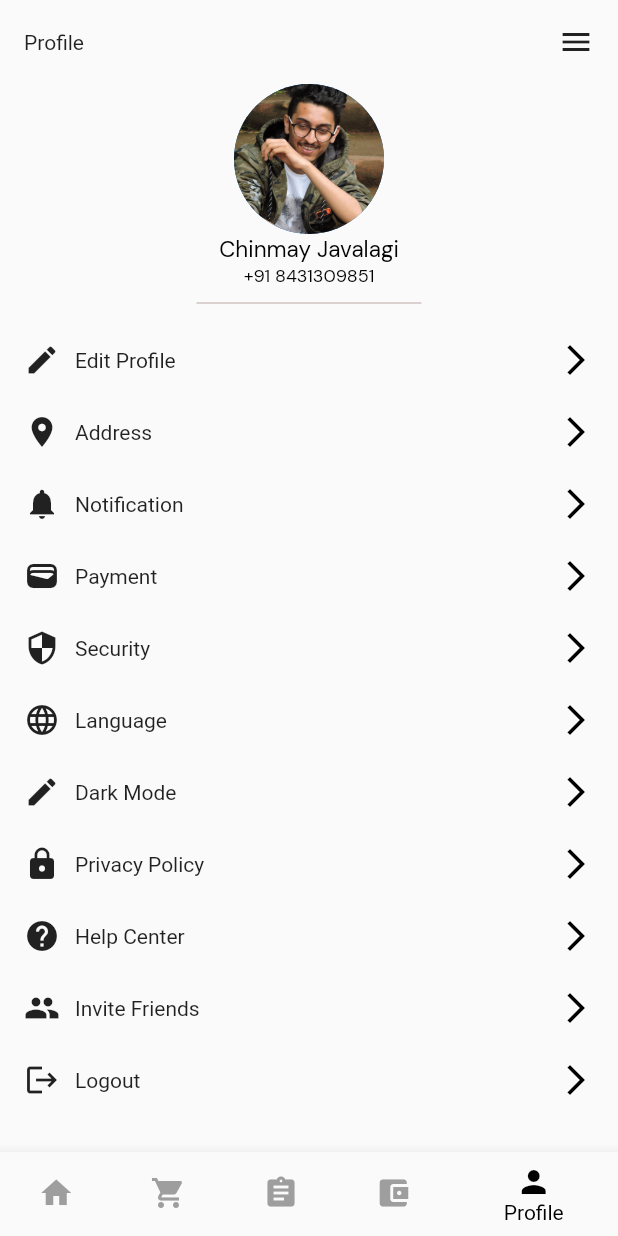
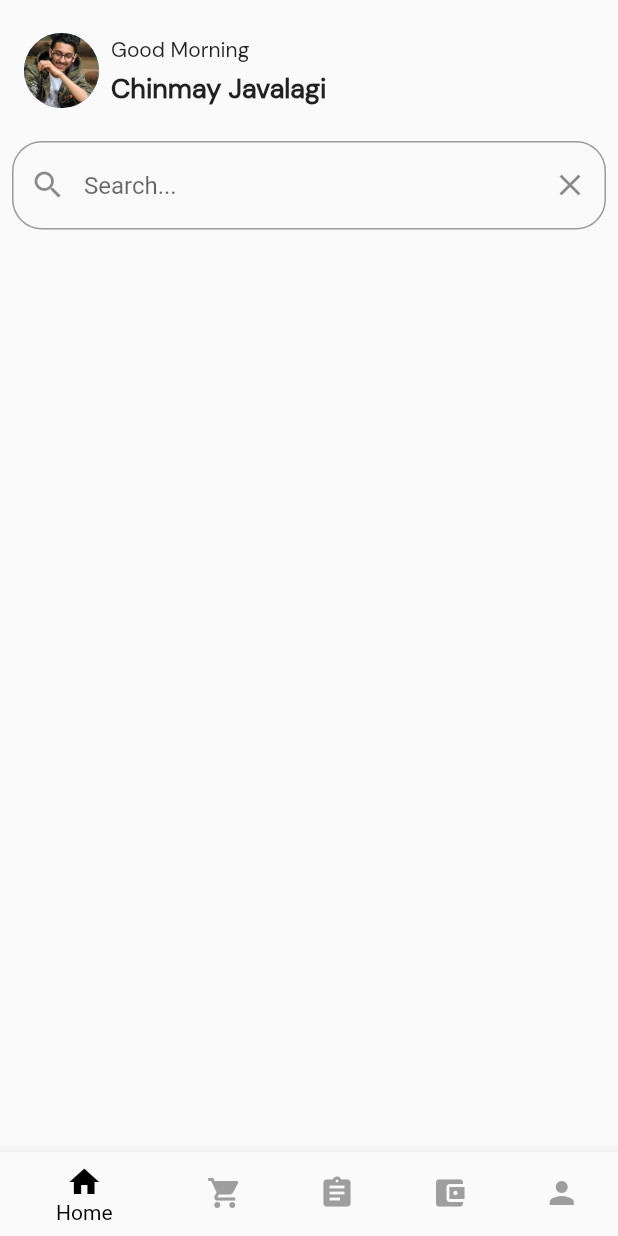
Before and after one commit to ChinmayJavalagi/exercise-rozi-roti, a Flutter app: the screen it shows after launch, on a phone screen of 412 x 824 dp. Run offline on Flutter 3.47's test engine with Material 2 defaults, Android fonts, the phone set to English and light mode, and no system bars.

Commit message:
Dashboard added

```diff
--- /dev/null
+++ b/lib/components/custom_bottom_nav.dart
@@ -0,0 +1,43 @@
+import "package:flutter/material.dart";
+
+import '../components/custom_bottom_nav.dart';
+import '../components/profite_settings_tile.dart';
+class CustomBottomNav extends StatelessWidget {
+  const CustomBottomNav({
+    Key? key,
+    required int selectedIndex,
+  }) : _selectedIndex = selectedIndex, super(key: key);
+
+  final int _selectedIndex;
+
+  @override
+  Widget build(BuildContext context) {
+    return BottomNavigationBar(
+      items: const <BottomNavigationBarItem>[
+        BottomNavigationBarItem(
+          icon: Icon(Icons.home),
+          label: 'Home',
+        ),
+        BottomNavigationBarItem(
+          icon: Icon(Icons.shopping_cart),
+          label: 'Cart',
+        ),
+        BottomNavigationBarItem(
+          icon: Icon(Icons.assignment),
+          label: 'Orders',
+        ),
+        BottomNavigationBarItem(
+          icon: Icon(Icons.account_balance_wallet),
+          label: 'Wallet',
+        ),
+        BottomNavigationBarItem(
+          icon: Icon(Icons.person),
+          label: 'Profile',
+        ),
+      ],
+      currentIndex: _selectedIndex,
+      selectedItemColor: Colors.black,
+      unselectedItemColor: Colors.grey,
+    );
+  }
+}
--- a/lib/components/profite_settings_tile.dart
+++ b/lib/components/profite_settings_tile.dart
@@ -3,25 +3,32 @@ import 'package:flutter/material.dart';
 class SettingsTile extends StatelessWidget {
   final String fieldName;
   final IconData iconData;
+  final Color? fieldColor;
 
   SettingsTile({
     required this.fieldName,
     required this.iconData,
+    this.fieldColor,
   });
 
   @override
   Widget build(BuildContext context) {
+    Color iconColor = fieldColor ?? Colors.black;
+
     return Padding(
-      padding: const EdgeInsets.only(top: 8.0,left: 8.0,right: 8.0),
+      padding: const EdgeInsets.only(top: 8.0, left: 8.0, right: 8.0),
       child: Container(
         padding: const EdgeInsets.all(8),
         child: Row(
           children: [
-            Icon(iconData), // Icon widget for the passed icon
+            Icon(iconData, color: iconColor), // Icon widget for the passed icon
             SizedBox(width: 10), // Adjust the space between the icon and the text
-            Text(fieldName),
+            Text(
+              fieldName,
+              style: TextStyle(fontFamily: "DMSans", color: fieldColor),
+            ),
             Expanded(child: SizedBox()), // This expands the space between text and arrow icon
-            Icon(Icons.arrow_forward_ios, color: Colors.black),
+            Icon(Icons.arrow_forward_ios, color: fieldColor != null? fieldColor: Colors.black),
           ],
         ),
       ),
--- a/lib/main.dart
+++ b/lib/main.dart
@@ -1,3 +1,5 @@
+import 'package:exercise_roziroti/screens/dashboard_screen.dart';
+import 'package:exercise_roziroti/screens/login_screen.dart';
 import 'package:exercise_roziroti/screens/profile_screen.dart';
 import 'package:flutter/material.dart';
 
@@ -12,11 +14,12 @@ class MyApp extends StatelessWidget {
   @override
   Widget build(BuildContext context) {
     return MaterialApp(
+      debugShowCheckedModeBanner: false,
       title: 'Flutter Demo',
       theme: ThemeData(
         primarySwatch: Colors.blue,
       ),
-      home: const ProfileScreen(),
+      home: const DashboardScreen(),
     );
   }
 }
--- /dev/null
+++ b/lib/screens/dashboard_screen.dart
@@ -0,0 +1,74 @@
+import 'package:flutter/material.dart';
+
+import '../components/custom_bottom_nav.dart';
+
+class DashboardScreen extends StatefulWidget {
+  const DashboardScreen({Key? key}) : super(key: key);
+
+  @override
+  State<DashboardScreen> createState() => _DashboardScreenState();
+}
+
+class _DashboardScreenState extends State<DashboardScreen> {
+  final TextEditingController _searchController = TextEditingController();
+  @override
+  Widget build(BuildContext context) {
+    return Scaffold(
+      body: SafeArea(
+        child: Column(
+          children: [
+            Padding(
+              padding: const EdgeInsets.all(16.0),
+              child: Row(
+                children: [
+                  CircleAvatar(
+                    radius: 25.0,
+                    backgroundImage: AssetImage("images/Chinmay.jpg"),
+                  ),
+                  Padding(
+                    padding: const EdgeInsets.all(8.0),
+                    child: Column(
+                      crossAxisAlignment: CrossAxisAlignment.start,
+                      children: [
+                        Text("Good Morning",style: TextStyle(fontFamily: "DMSans")),
+                        SizedBox(height: 5,),
+                        Text("Chinmay Javalagi", style: TextStyle(fontFamily: "DMSans", fontWeight: FontWeight.bold, fontSize: 18.0),),
+                      ],
+                    ),
+                  )
+                ],
+              ),
+            ),
+            Container(
+              // Add padding around the search bar
+              padding: const EdgeInsets.symmetric(horizontal: 8.0),
+              // Use a Material design search bar
+              child: TextField(
+                controller: _searchController,
+                decoration: InputDecoration(
+                  hintText: 'Search...',
+                  // Add a clear button to the search bar
+                  suffixIcon: IconButton(
+                    icon: Icon(Icons.clear),
+                    onPressed: () => _searchController.clear(),
+                  ),
+                  // Add a search icon or button to the search bar
+                  prefixIcon: IconButton(
+                    icon: Icon(Icons.search),
+                    onPressed: () {
+                      // Perform the search here
+                    },
+                  ),
+                  border: OutlineInputBorder(
+                    borderRadius: BorderRadius.circular(20.0),
+                  ),
+                ),
+              ),
+            ),
+          ],
+        ),
+      ),
+      bottomNavigationBar: CustomBottomNav(selectedIndex:0,),
+    );
+  }
+}
--- a/lib/screens/profile_screen.dart
+++ b/lib/screens/profile_screen.dart
@@ -1,5 +1,6 @@
 import "package:flutter/material.dart";
 
+import '../components/custom_bottom_nav.dart';
 import '../components/profite_settings_tile.dart';
 
 class ProfileScreen extends StatelessWidget {
@@ -22,7 +23,7 @@ class ProfileScreen extends StatelessWidget {
               child: Row(
                 mainAxisAlignment: MainAxisAlignment.spaceBetween,
                 children: [
-                  Text("Profile"),
+                  Text("Profile", style: TextStyle(fontFamily: "DMSans"),),
                   Icon(Icons.menu),
                 ],
               ),
@@ -64,38 +65,11 @@ class ProfileScreen extends StatelessWidget {
             SettingsTile(fieldName: 'Privacy Policy', iconData: Icons.lock, ),
             SettingsTile(fieldName: 'Help Center', iconData: Icons.help, ),
             SettingsTile(fieldName: 'Invite Friends', iconData: Icons.people, ),
-            SettingsTile(fieldName: 'Logout', iconData: Icons.logout, ),
+            SettingsTile(fieldName: 'Logout', iconData: Icons.logout, fieldColor: Colors.red,),
           ],
         ),
       ),
-      bottomNavigationBar: BottomNavigationBar(
-        items: const <BottomNavigationBarItem>[
-          BottomNavigationBarItem(
-            icon: Icon(Icons.home),
-            label: 'Home',
-          ),
-          BottomNavigationBarItem(
-            icon: Icon(Icons.shopping_cart),
-            label: 'Cart',
-          ),
-          BottomNavigationBarItem(
-            icon: Icon(Icons.assignment),
-            label: 'Orders',
-          ),
-          BottomNavigationBarItem(
-            icon: Icon(Icons.account_balance_wallet),
-            label: 'Wallet',
-          ),
-          BottomNavigationBarItem(
-            icon: Icon(Icons.person),
-            label: 'Profile',
-          ),
-        ],
-        currentIndex: _selectedIndex,
-        selectedItemColor: Colors.black,
-        unselectedItemColor: Colors.grey,
-        onTap: _onItemTapped,
-      ),
+      bottomNavigationBar: CustomBottomNav(selectedIndex:4,),
     );
   }
 }
--- a/pubspec.yaml
+++ b/pubspec.yaml
@@ -83,7 +83,7 @@ flutter:
   fonts:
     - family: DMSans
       fonts:
-        - asset: assets/fonts/DMSans-Regular.tt
+        - asset: fonts/DMSans-Regular.ttf
   #
   # For details regarding fonts from package dependencies,
   # see https://flutter.dev/custom-fonts/#from-packages
```
Also changed, not shown: lib/screens/login_screen.dart (renamed from lib/components/login_screen.dart, +81 -10 lines), images/apple.png (added), images/fb.png (added), images/google.png (added).
